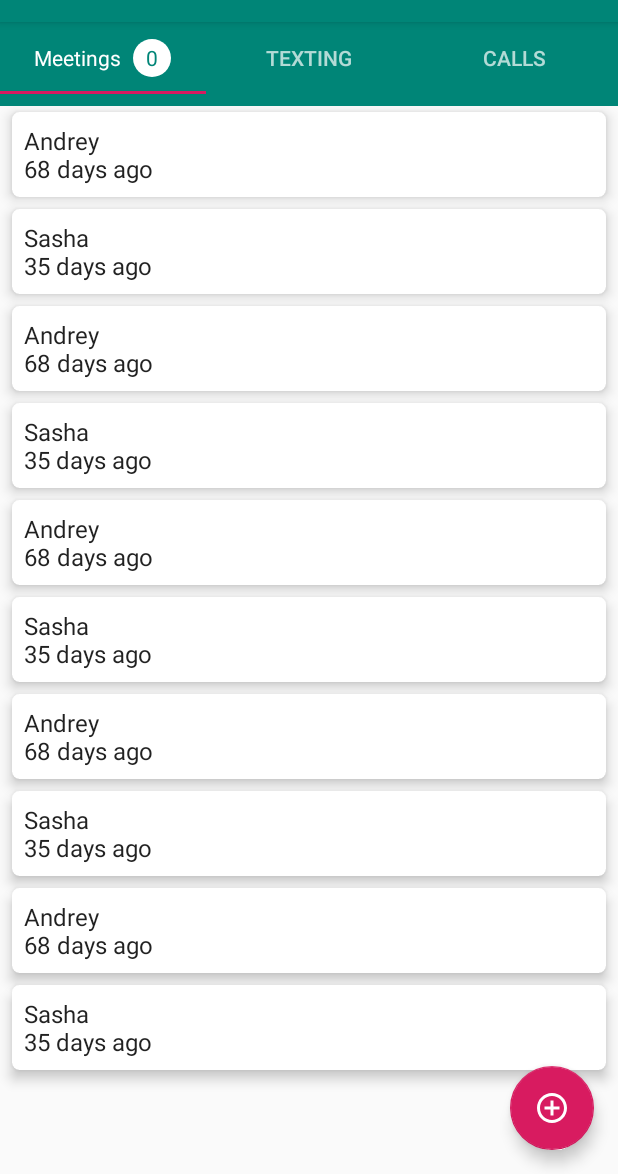
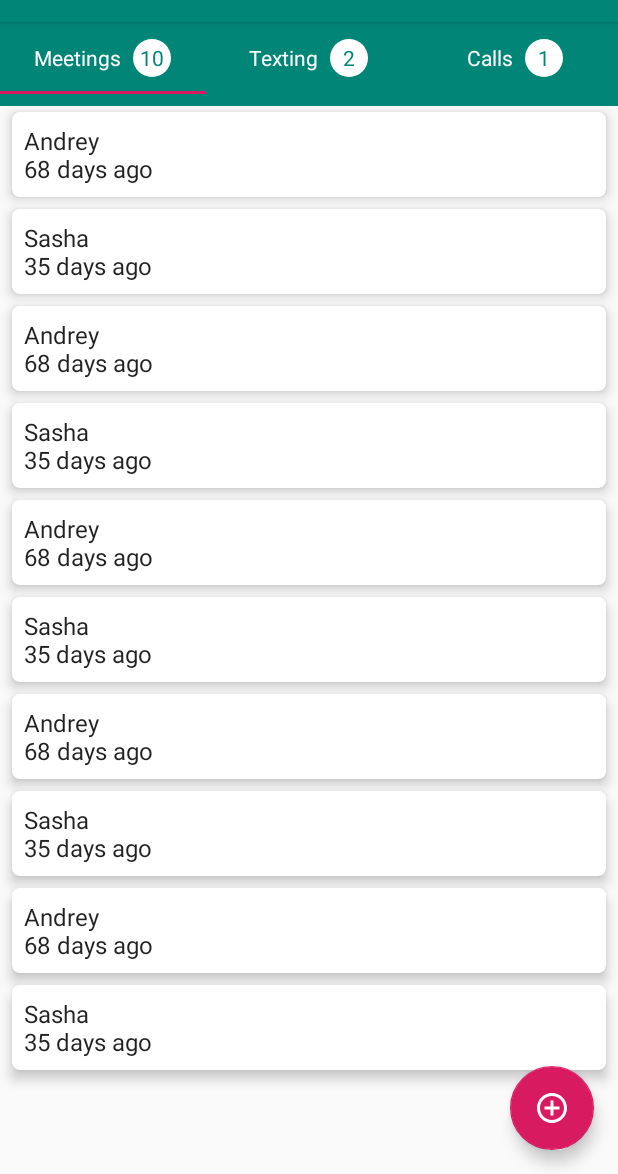
Before and after one commit to kirillsmirnov1/Friends-reminder-android, an Android app: the screen it shows after launch (MainActivity), on a phone screen of 412 x 824 dp, the part 62-1236 px from its top. Run offline under Robolectric (Android 15) with nearby library versions, the light colour scheme and no system bars.

Commit message:
set mock data in tabs

```diff
--- a/app/src/main/java/com/trulden/friends/activity/MainActivity.java
+++ b/app/src/main/java/com/trulden/friends/activity/MainActivity.java
@@ -20,6 +20,7 @@ public class MainActivity extends AppCompatActivity {
     private static final int NEW_INTERACTION_REQUEST = 1;
 
     private Toolbar mToolbar;
+    private TabLayout mTabLayout;
 
     @Override
     protected void onCreate(Bundle savedInstanceState) {
@@ -31,25 +32,27 @@ public class MainActivity extends AppCompatActivity {
     }
 
     private void initTabsAndPageViewer() {
-        TabLayout tabLayout = findViewById(R.id.tab_layout);
+        mTabLayout = findViewById(R.id.tab_layout);
 
-        TabCounterView tcv = new TabCounterView(this, "Meetings", 0);
+        TabCounterView tcv0 = new TabCounterView(this, "Meetings", getResources().getStringArray(R.array.meetings_a_while_ago).length);
+        TabCounterView tcv1 = new TabCounterView(this, "Texting", getResources().getStringArray(R.array.texting_a_while_ago).length);
+        TabCounterView tcv2 = new TabCounterView(this, "Calls", getResources().getStringArray(R.array.call_a_while_ago).length);
 
-        tabLayout.addTab(tabLayout.newTab().setCustomView(tcv)); // TODO имена и прочие параметры вкладок должны браться не из констант
-        tabLayout.addTab(tabLayout.newTab().setText(R.string.texting));         // Но это когда я настрою бд
-        tabLayout.addTab(tabLayout.newTab().setText(R.string.calls));
+        mTabLayout.addTab(mTabLayout.newTab().setCustomView(tcv0)); // TODO имена и прочие параметры вкладок должны браться не из констант
+        mTabLayout.addTab(mTabLayout.newTab().setCustomView(tcv1));         // Но это когда я настрою бд
+        mTabLayout.addTab(mTabLayout.newTab().setCustomView(tcv2));
 
-        tabLayout.setTabGravity(TabLayout.GRAVITY_FILL);
+        mTabLayout.setTabGravity(TabLayout.GRAVITY_FILL);
 
         final ViewPager viewPager = findViewById(R.id.pager);
-        final PagerAdapter adapter = new PagerAdapter(getSupportFragmentManager(), tabLayout.getTabCount());
+        final PagerAdapter adapter = new PagerAdapter(getSupportFragmentManager(), mTabLayout.getTabCount());
 
         viewPager.setAdapter(adapter);
 
         viewPager.addOnPageChangeListener(new
-                TabLayout.TabLayoutOnPageChangeListener(tabLayout));
+                TabLayout.TabLayoutOnPageChangeListener(mTabLayout));
 
-        tabLayout.addOnTabSelectedListener(new TabLayout.OnTabSelectedListener() {
+        mTabLayout.addOnTabSelectedListener(new TabLayout.OnTabSelectedListener() {
             @Override
             public void onTabSelected(TabLayout.Tab tab) {
                 viewPager.setCurrentItem(tab.getPosition());
```
